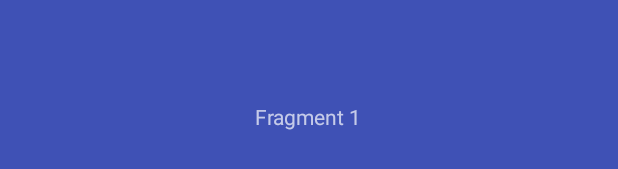
After one commit to keegan118/RyanAndroidDemo, an Android app: the layout fragment_content.xml on its own in the app's theme, with its tools: preview values and no code run, on a phone screen of 412 x 824 dp. The commit adds this screen. Shown: the part 501-670 px from the top of the screen. Run offline under Robolectric (Android 15) with nearby library versions, the phone set to English and light mode, and no system bars.

Commit message:
View Pager Added

```diff
--- a/app/build.gradle
+++ b/app/build.gradle
@@ -24,6 +24,7 @@ dependencies {
     androidTestCompile('com.android.support.test.espresso:espresso-core:2.2.2', {
         exclude group: 'com.android.support', module: 'support-annotations'
     })
-    compile 'com.android.support:appcompat-v7:25.1.0'
+    compile 'com.android.support:appcompat-v7:25.1.1'
+    compile 'com.android.support:support-v4:25.1.1'
     testCompile 'junit:junit:4.12'
 }
--- a/app/src/main/AndroidManifest.xml
+++ b/app/src/main/AndroidManifest.xml
@@ -17,7 +17,9 @@
         </activity>
 
         <activity android:name=".ListViewActivity">
+        </activity>
 
+        <activity android:name=".ViewPagerActivity">
         </activity>
 
     </application>
--- a/app/src/main/res/layout/activity_main.xml
+++ b/app/src/main/res/layout/activity_main.xml
@@ -27,6 +27,7 @@
             android:layout_centerInParent="true"/>
 
         <ImageButton
+            android:id="@+id/topLeftButton"
             android:layout_width="48dp"
             android:layout_height="48dp"
             android:background="@color/white"
@@ -61,7 +62,7 @@
             android:background="@color/white"/>
 
         <ImageButton
-            android:onClick="onClick"
+            android:id="@+id/bt2"
             android:layout_width="0dp"
             android:layout_height="match_parent"
             android:layout_weight="1"
--- /dev/null
+++ b/app/src/main/res/layout/fragment_content.xml
@@ -0,0 +1,17 @@
+<?xml version="1.0" encoding="utf-8"?>
+
+<RelativeLayout xmlns:android="http://schemas.android.com/apk/res/android"
+    xmlns:tools="http://schemas.android.com/tools"
+    android:layout_width="match_parent"
+    android:layout_height="match_parent"
+    tools:context="com.example.rhutc.ryandemo.fragment.ContentFragment"
+    android:background="@color/colorPrimary">
+
+    <TextView
+        android:layout_width="wrap_content"
+        android:layout_height="wrap_content"
+        android:layout_centerHorizontal="true"
+        android:layout_centerVertical="true"
+        android:text="@string/fragment_1_text" />
+
+</RelativeLayout>
--- a/app/src/main/res/values/strings.xml
+++ b/app/src/main/res/values/strings.xml
@@ -1,4 +1,8 @@
 <resources>
     <string name="app_name">RyanDemo</string>
     <string name="hint">hint</string>
+    <string name="hello_blank_fragment">Hello blank fragment</string>
+    <string name="fragment_1_text">Fragment 1</string>
+    <string name="fragment_2_text">Fragment 2</string>
+    <string name="fragment_3_text">Fragment 3</string>
 </resources>
```
Also changed, not shown: app/src/main/java/com/example/rhutc/ryandemo/MainActivity.java (+21 -7 lines), app/src/main/java/com/example/rhutc/ryandemo/ViewPagerActivity.java (added, +34 -0 lines), app/src/main/java/com/example/rhutc/ryandemo/adapter/ViewPagerAdapter.java (added, +47 -0 lines), app/src/main/java/com/example/rhutc/ryandemo/fragment/contentFragment.java (added, +19 -0 lines), app/src/main/java/com/example/rhutc/ryandemo/fragment/historyFragment.java (added, +19 -0 lines), app/src/main/java/com/example/rhutc/ryandemo/fragment/loginFragment.java (added, +19 -0 lines), app/src/main/res/layout/activity_view_pager.xml (added, +7 -0 lines), app/src/main/res/layout/fragment_history.xml (added, +16 -0 lines), app/src/main/res/layout/fragment_login.xml (added, +16 -0 lines).
